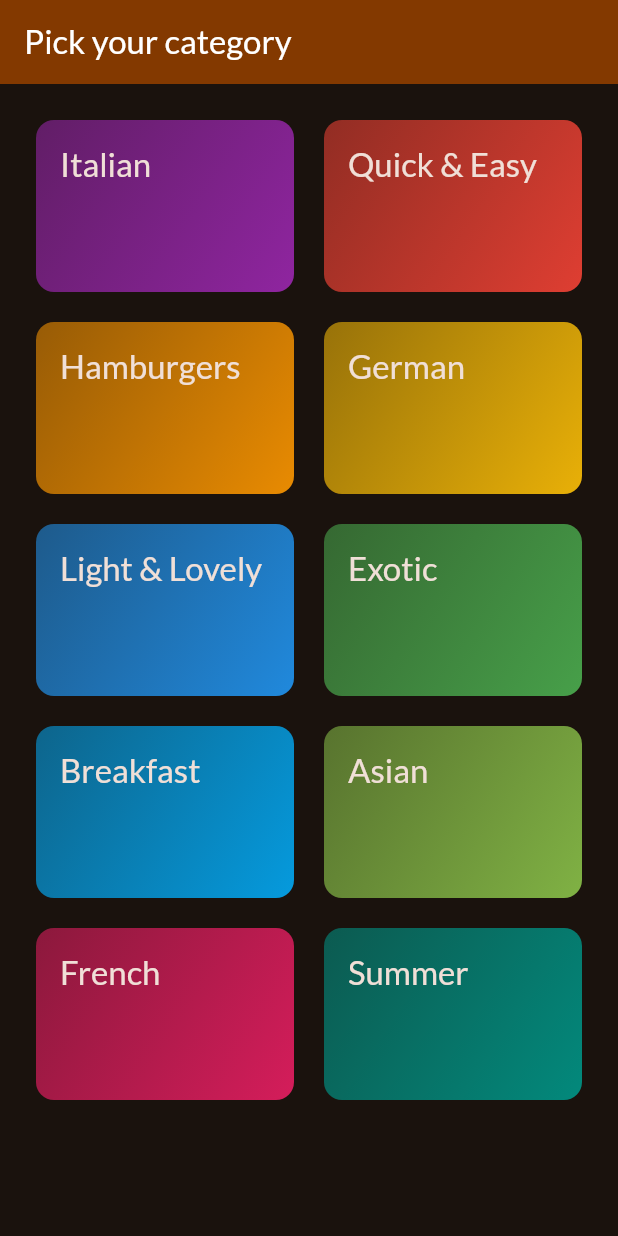
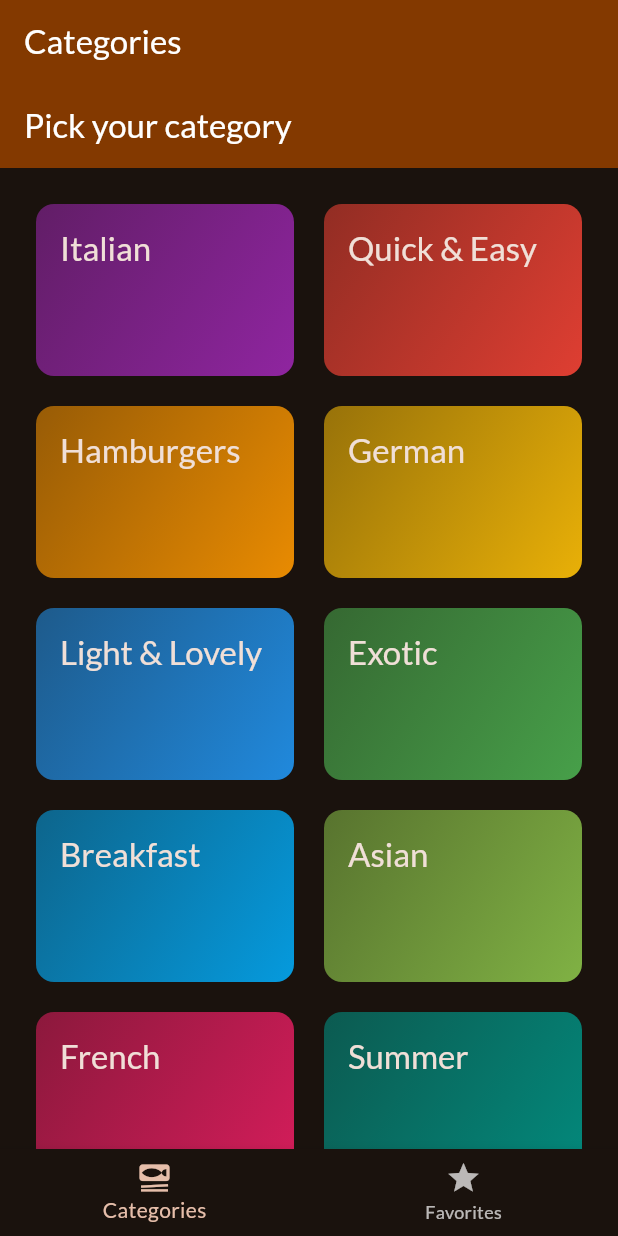
Before and after one commit to AhmadNasserx/meals_app, a Flutter app: the screen it shows after launch, on a phone screen of 412 x 824 dp. Run offline on Flutter 3.47's test engine with Material 3 defaults, Android fonts, the phone set to English and light mode, and no system bars; our stand-ins replace google_fonts, transparent_image.

Commit message:
Tabs Screen

```diff
--- a/lib/main.dart
+++ b/lib/main.dart
@@ -1,6 +1,6 @@
 import 'package:flutter/material.dart';
 import 'package:google_fonts/google_fonts.dart';
-import 'package:meals_app/screens/categories.dart';
+import 'package:meals_app/screens/tabs.dart';
 
 final theme = ThemeData(
   useMaterial3: true,
@@ -31,7 +31,7 @@ class App extends StatelessWidget {
     return MaterialApp(
       debugShowCheckedModeBanner: false,
       theme: theme,
-      home: const CategoriesScreen(),
+      home: const TabsScreen(),
     );
   }
 }
--- /dev/null
+++ b/lib/screens/tabs.dart
@@ -0,0 +1,44 @@
+import 'package:flutter/material.dart';
+import 'package:meals_app/screens/categories.dart';
+import 'package:meals_app/screens/meals.dart';
+class TabsScreen extends StatefulWidget{
+const TabsScreen({super.key});
+
+@override
+  State<TabsScreen> createState() {
+    return _TabsScreenState();
+  }
+}
+class _TabsScreenState extends State<TabsScreen>{
+  int _selectedPageIndex = 0;
+
+  void _selectPage(int index){
+    setState(() {
+      _selectedPageIndex = index;
+    });
+  }
+  @override
+  Widget build(BuildContext context) {
+    Widget activePage = const CategoriesScreen();
+    var activePageTitle = 'Categories';
+    if (_selectedPageIndex == 1){
+      activePage = MealsScreen(title: 'Favorites', meals: []);
+      activePageTitle = 'Favorites';
+    }
+
+    return Scaffold(
+      appBar: AppBar(
+          title: Text(activePageTitle),
+      ),
+      body: activePage,
+      bottomNavigationBar: BottomNavigationBar(
+        onTap: _selectPage,
+        items: const [
+          BottomNavigationBarItem(icon: Icon(Icons.set_meal) , label: 'Categories'),
+          BottomNavigationBarItem(icon: Icon(Icons.star) , label: "Favorites"),
+
+        ],
+      ),
+    );
+  }
+}
```
